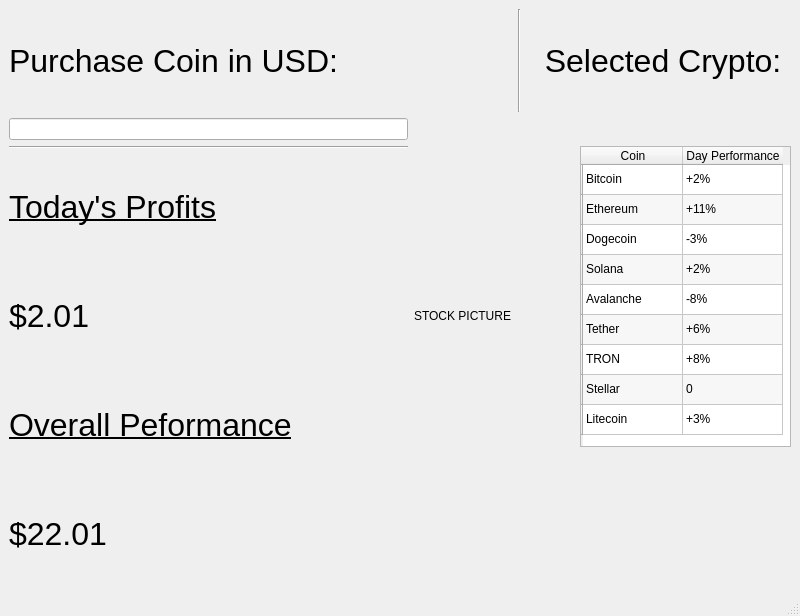
This is StartScreen.ui in asmithie13/BitBlitz as Qt 5 draws it before an edit. The edited form follows.
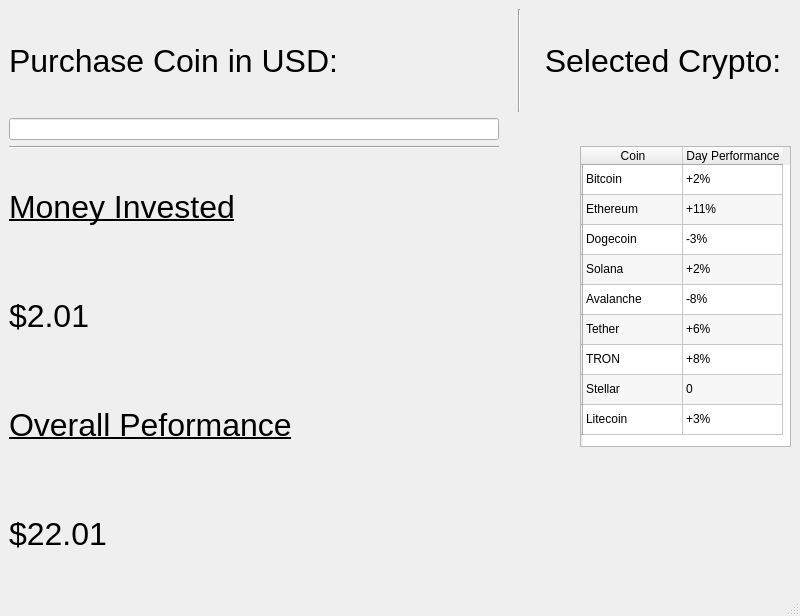
This is the edited form.

Patch:
```diff
--- a/StartScreen.ui
+++ b/StartScreen.ui
@@ -237,7 +237,7 @@
        </font>
       </property>
       <property name="text">
-       <string>Today's Profits</string>
+       <string>Money Invested</string>
       </property>
      </widget>
     </item>
@@ -274,7 +274,7 @@
     <item row="4" column="1">
      <widget class="QLabel" name="label_2">
       <property name="text">
-       <string>STOCK PICTURE</string>
+       <string/>
       </property>
      </widget>
     </item>
```
